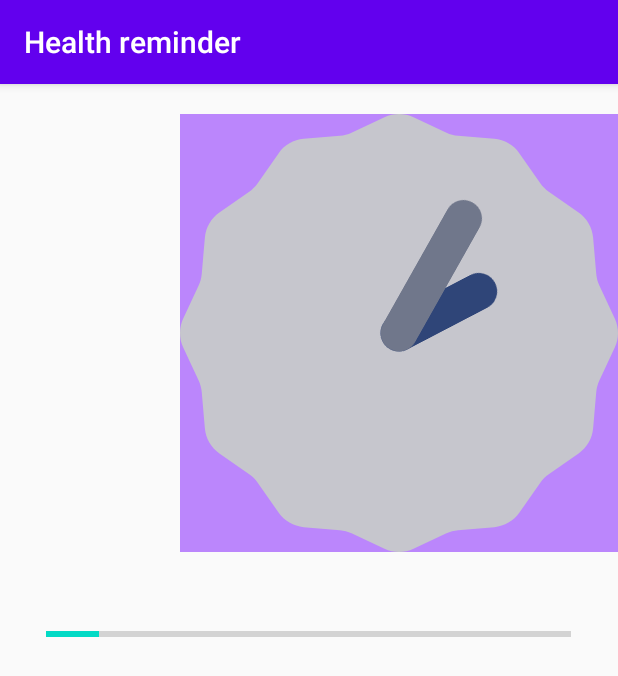
After one commit to Gaurav2807/Health-Reminder, an Android app: the NotifyWater screen opened directly, with no data from a screen before it, on a phone screen of 412 x 824 dp. The commit adds this screen. Shown: the top 676 px of the screen. Run offline under Robolectric (Android 15) with nearby library versions, the phone set to English and light mode, and no system bars.

Commit message:
Water Activity Added

```diff
--- a/app/build.gradle
+++ b/app/build.gradle
@@ -30,6 +30,8 @@ android {
 
 dependencies {
 
+    implementation 'com.google.android.material:material:1.3.0'
+    implementation 'androidx.constraintlayout:constraintlayout:2.0.4'
     def appcompat_version = "1.2.0"
     implementation "androidx.appcompat:appcompat:$appcompat_version"
     implementation "androidx.appcompat:appcompat-resources:$appcompat_version"
--- a/app/src/main/AndroidManifest.xml
+++ b/app/src/main/AndroidManifest.xml
@@ -9,6 +9,7 @@
         android:roundIcon="@mipmap/ic_launcher_round"
         android:supportsRtl="true"
         android:theme="@style/Theme.HealthReminder">
+        <activity android:name=".NotifyWater"></activity>
         <activity android:name=".MainActivity">
             <intent-filter>
                 <action android:name="android.intent.action.MAIN" />
--- a/app/src/main/java/com/example/healthreminder/MainActivity.java
+++ b/app/src/main/java/com/example/healthreminder/MainActivity.java
@@ -1,5 +1,6 @@
 package com.example.healthreminder;
 
+import android.content.Intent;
 import android.os.Bundle;
 import android.view.View;
 import android.widget.Toast;
@@ -19,6 +20,8 @@ public class MainActivity extends AppCompatActivity {
     }
 
     public void water(View view) {
+        Intent intent=new Intent(this,NotifyWater.class);
+        startActivity(intent);
         Toast.makeText(this, "Water layout is in progess", Toast.LENGTH_SHORT).show();
     }
 
--- /dev/null
+++ b/app/src/main/java/com/example/healthreminder/NotifyWater.java
@@ -0,0 +1,94 @@
+package com.example.healthreminder;
+
+import androidx.appcompat.app.AppCompatActivity;
+import androidx.core.app.NotificationCompat;
+
+import android.app.NotificationChannel;
+import android.app.NotificationManager;
+import android.app.PendingIntent;
+import android.content.Intent;
+import android.os.Build;
+import android.os.Bundle;
+import android.os.Handler;
+import android.widget.ProgressBar;
+
+public class NotifyWater extends AppCompatActivity {
+    private ProgressBar progressBar;
+    private int progressStatus = 0;
+    Handler handler=new Handler();
+    NotificationCompat.Builder notification;
+    private static final int uniqueID = 40001;
+    private static final String Channel_Id = "abc";
+
+    @Override
+    protected void onCreate(Bundle savedInstanceState) {
+        super.onCreate(savedInstanceState);
+        setContentView(R.layout.activity_notify_water);
+
+        notification = new NotificationCompat.Builder(this, Channel_Id);
+        notification.setAutoCancel(true);
+
+        progressBar = (ProgressBar) findViewById(R.id.progressBar);
+
+        incrementProgress();
+       // notifyUser();
+
+    }
+
+    public void incrementProgress(){
+        if(progressStatus<100){
+            progressStatus+=10;
+        }
+        progressBar.setProgress(progressStatus);
+        /*new Thread(new Runnable() {
+            public void run() {
+                while (progressStatus < 100) {
+                    progressStatus += 1;
+                    // Update the progress bar and display the
+                    handler.post(new Runnable() {
+                        public void run() {
+                            progressBar.setProgress(progressStatus);
+                        }
+                    });
+                    try {
+                        // Sleep for 200 milliseconds.
+                        Thread.sleep(200);
+                    } catch (InterruptedException e) {
+                        e.printStackTrace();
+                    }
+                }
+            }
+        }).start();*/
+
+    }
+
+    public void notifyUser(){notification.setContentText("Notification Content");
+        notification.setContentTitle("Title");
+        //notification.setSmallIcon(R.drawable.reminder_icon);
+        notification.setTicker("Ticker");
+        notification.setWhen(System.currentTimeMillis());
+
+        Intent intent = new Intent(this, MainActivity.class);
+
+
+        PendingIntent pendingIntent = PendingIntent.getActivity(this, 0, intent, PendingIntent.FLAG_UPDATE_CURRENT);
+        notification.setContentIntent(pendingIntent);
+        createNotificationChannel();
+
+        NotificationManager nm = (NotificationManager) getSystemService(NOTIFICATION_SERVICE);
+        nm.notify(uniqueID, notification.build());
+
+    }
+    private void createNotificationChannel() {
+        if (Build.VERSION.SDK_INT >= Build.VERSION_CODES.O) {
+            CharSequence name = getString(R.string.channel_name);
+            String description = getString(R.string.channel_description);
+            int importance = NotificationManager.IMPORTANCE_DEFAULT;
+            NotificationChannel channel = new NotificationChannel(Channel_Id, name, importance);
+            channel.setDescription(description);
+
+            NotificationManager notificationManager = getSystemService(NotificationManager.class);
+            notificationManager.createNotificationChannel(channel);
+        }
+    }
+}
--- /dev/null
+++ b/app/src/main/res/layout/activity_notify_water.xml
@@ -0,0 +1,27 @@
+<?xml version="1.0" encoding="utf-8"?>
+<RelativeLayout xmlns:android="http://schemas.android.com/apk/res/android"
+    xmlns:app="http://schemas.android.com/apk/res-auto"
+    xmlns:tools="http://schemas.android.com/tools"
+    android:layout_width="match_parent"
+    android:layout_height="match_parent"
+    tools:context=".NotifyWater">
+
+    <AnalogClock
+        android:id="@+id/clock"
+
+        android:layout_marginTop="20dp"
+        android:layout_marginLeft="120dp"
+        android:layout_width="wrap_content"
+        android:layout_height="wrap_content"
+        android:background="@color/purple_200"/>
+
+    <ProgressBar
+        android:id="@+id/progressBar"
+        android:layout_marginTop="20dp"
+        android:layout_below="@+id/clock"
+        style="?android:attr/progressBarStyleHorizontal"
+        android:layout_centerHorizontal="true"
+        android:layout_width="350dp"
+        android:layout_height="70dp" />
+
+</RelativeLayout>
--- a/app/src/main/res/values/strings.xml
+++ b/app/src/main/res/values/strings.xml
@@ -4,4 +4,6 @@
     <string name="food">Food</string>
     <string name="water">Water</string>
     <string name="medicines">Medicines</string>
+    <string name="channel_name">Channel Name</string>
+    <string name="channel_description">channel Description</string>
 </resources>
```
